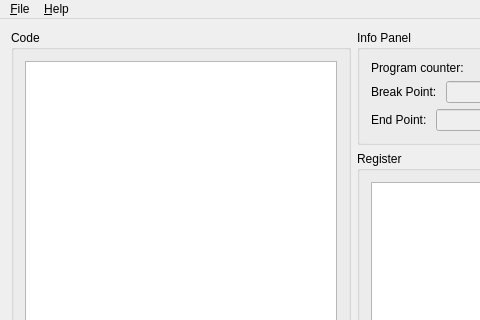
Old version of the form mainwindow.ui in the repository VcamX/MIPS-Virtual-Machine; both pictures show x 0 to 480 and y 0 to 320 of the 1083 by 667 pixel window.
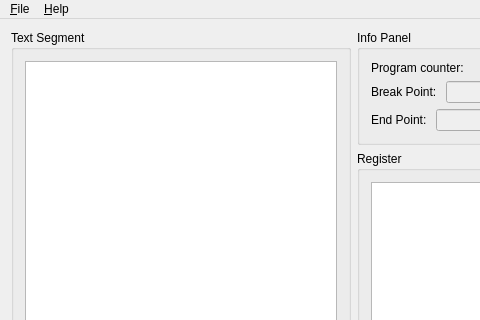
New version of the form. Icons and pictures are not drawn.

The edit to the form file:
```diff
--- a/mainwindow.ui
+++ b/mainwindow.ui
@@ -22,7 +22,7 @@
     <item>
      <widget class="QGroupBox" name="CodeGroupBox">
       <property name="title">
-       <string>Code</string>
+       <string>Text Segment</string>
       </property>
       <layout class="QVBoxLayout" name="verticalLayout_2">
        <item>
```
